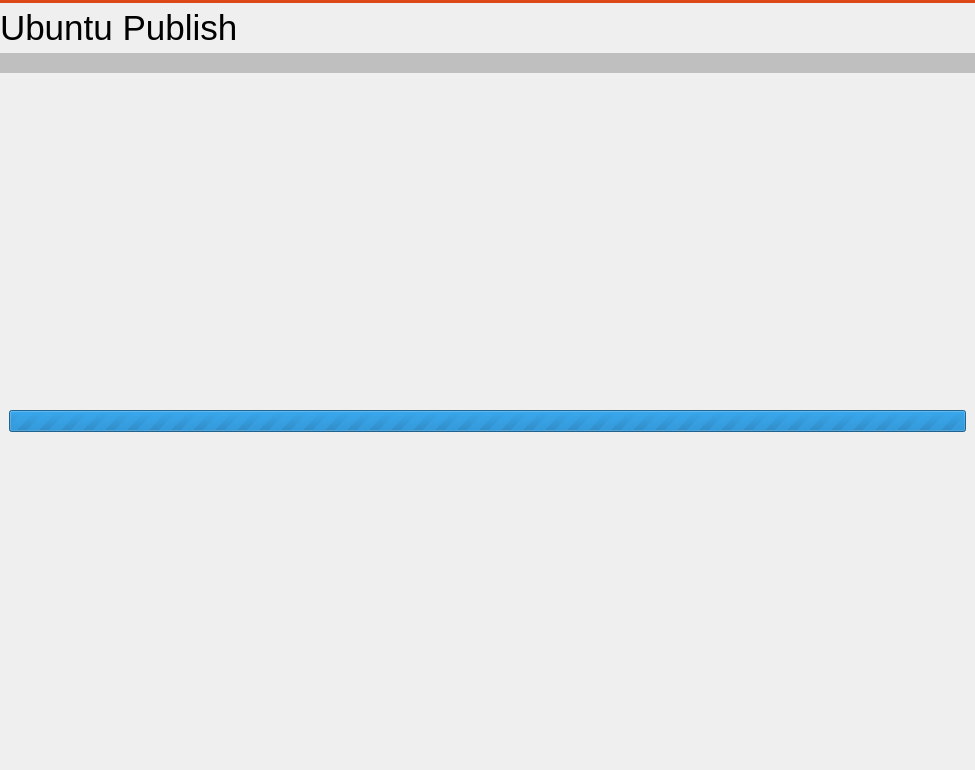
This is src/ubuntu/ubuntupackagingwidget.ui in runelabs/qtcreator-plugin-ubuntu as Qt 5 draws it before an edit. The edited form follows.
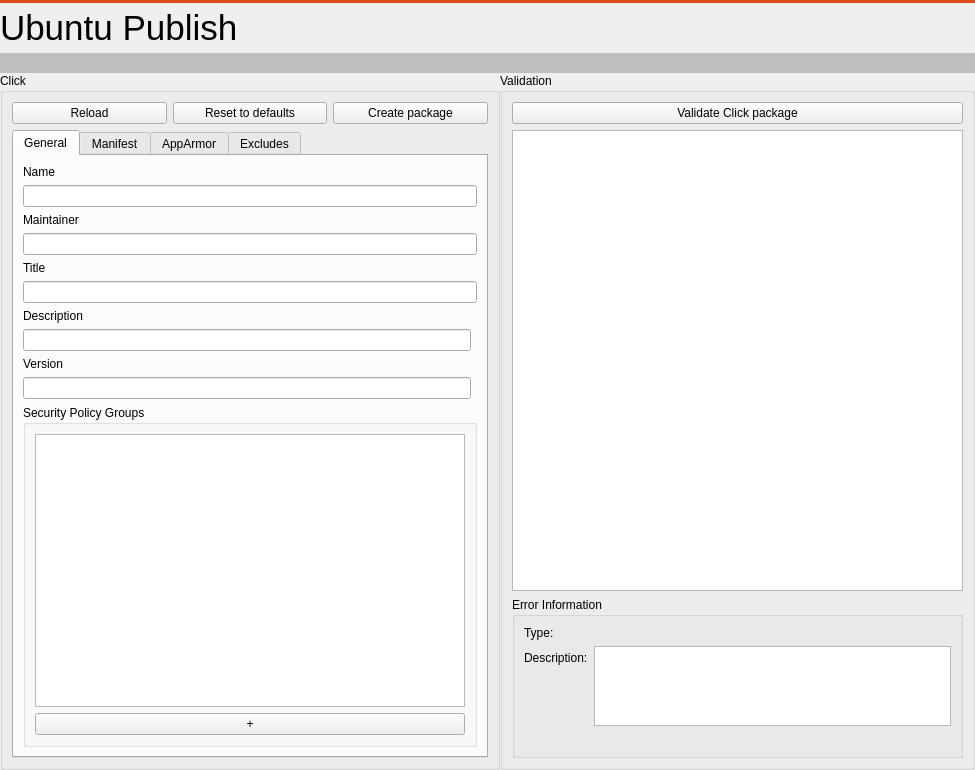
This is the edited form. The open tabs and pages were chosen to show the change.

Commit message: - removed init_page from packaging tab - enable packaging tab always if the click-review tools are installed

Diff of the .ui file:
```diff
--- a/src/ubuntu/ubuntupackagingwidget.ui
+++ b/src/ubuntu/ubuntupackagingwidget.ui
@@ -13,7 +13,7 @@
   <property name="windowTitle">
    <string>Form</string>
   </property>
-  <layout class="QVBoxLayout" name="verticalLayout_18">
+  <layout class="QVBoxLayout" name="verticalLayout_2">
    <property name="spacing">
     <number>0</number>
    </property>
@@ -116,12 +116,10 @@
     </widget>
    </item>
    <item>
-    <widget class="QStackedWidget" name="stackedWidget">
-     <property name="currentIndex">
+    <layout class="QHBoxLayout" name="horizontalLayout">
+     <property name="spacing">
       <number>0</number>
      </property>
-     <widget class="QWidget" name="page_package">
-      <layout class="QHBoxLayout" name="horizontalLayout_8">
        <item>
         <widget class="QGroupBox" name="groupBoxPackaging">
          <property name="sizePolicy">
@@ -335,7 +333,7 @@
              <item row="0" column="0">
               <widget class="QLabel" name="label_2">
                <property name="text">
-                <string>Type</string>
+              <string>Type:</string>
                </property>
               </widget>
              </item>
@@ -349,7 +347,7 @@
              <item row="1" column="0">
               <widget class="QLabel" name="label_4">
                <property name="text">
-                <string>Description</string>
+              <string>Description:</string>
                </property>
               </widget>
              </item>
@@ -366,7 +364,7 @@
                </property>
               </widget>
              </item>
-             <item row="2" column="0" colspan="2">
+           <item row="3" column="1">
               <widget class="QLabel" name="labelErrorLink">
                <property name="text">
                 <string/>
@@ -383,22 +381,6 @@
         </widget>
        </item>
       </layout>
-     </widget>
-     <widget class="QWidget" name="page_init">
-      <layout class="QVBoxLayout" name="verticalLayout_23">
-       <item>
-        <widget class="QProgressBar" name="progressBar">
-         <property name="maximum">
-          <number>0</number>
-         </property>
-         <property name="value">
-          <number>-1</number>
-         </property>
-        </widget>
-       </item>
-      </layout>
-     </widget>
-    </widget>
    </item>
   </layout>
  </widget>
```
Lines whose indentation alone changed are shown as unchanged. The commit also changes 3 other files.
